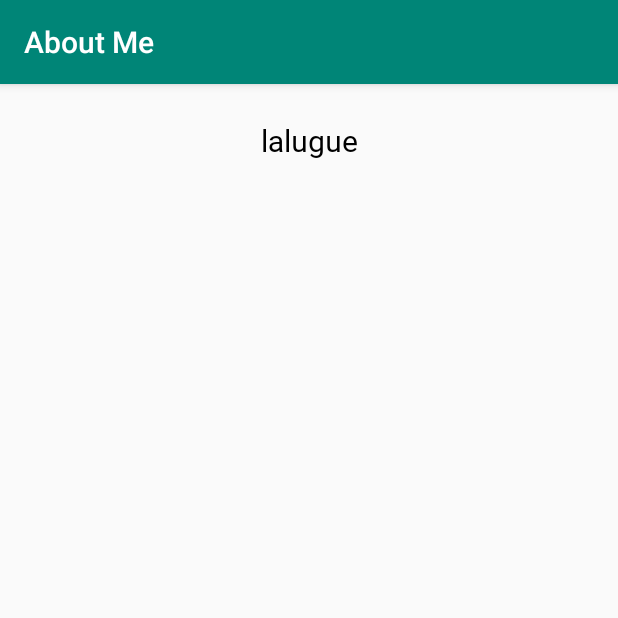
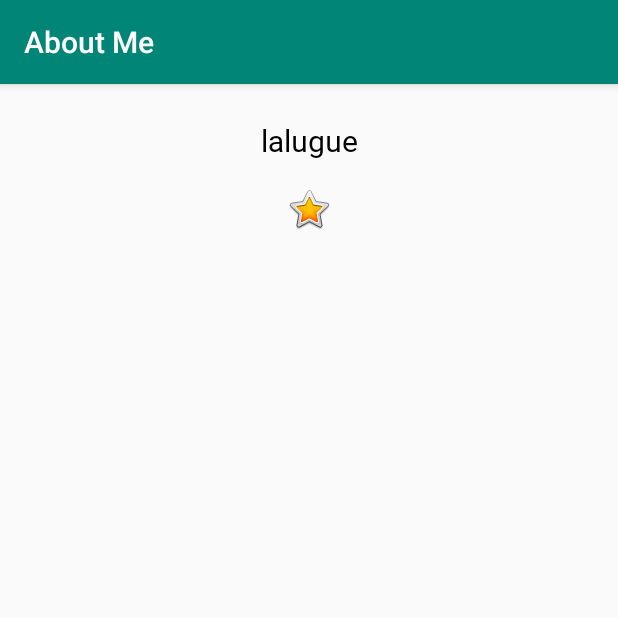
Before and after one commit to lalugue/AndroidAboutMe, an Android app: the screen it shows after launch (MainActivity), on a phone screen of 412 x 824 dp, the top half of it. Run offline under Robolectric (Android 15) with nearby library versions, the phone set to English and light mode, and no system bars.

Commit message:
add imageview

```diff
--- a/app/src/main/AndroidManifest.xml
+++ b/app/src/main/AndroidManifest.xml
@@ -16,9 +16,7 @@
                 <category android:name="android.intent.category.LAUNCHER" />
             </intent-filter>
         </activity>
-        <meta-data
-            android:name="preloaded_fonts"
-            android:resource="@array/preloaded_fonts" />
+
     </application>
 
 </manifest>
--- a/app/src/main/res/layout/activity_main.xml
+++ b/app/src/main/res/layout/activity_main.xml
@@ -1,13 +1,23 @@
 <?xml version="1.0" encoding="utf-8"?>
 <LinearLayout xmlns:android="http://schemas.android.com/apk/res/android"
+    xmlns:app="http://schemas.android.com/apk/res-auto"
     android:orientation="vertical" android:layout_width="match_parent"
     android:layout_height="match_parent">
 
     <TextView
+        android:id="@+id/name_text"
+        style="@style/NameStyle"
         android:layout_width="match_parent"
         android:layout_height="wrap_content"
         android:text="@string/name"
-        android:textAlignment="center"
-        style="@style/NameStyle" />
+        android:textAlignment="center" />
+
+    <ImageView
+        android:id="@+id/star_image"
+        android:layout_width="match_parent"
+        android:layout_height="wrap_content"
+        android:layout_marginTop="@dimen/layout_margin"
+        android:contentDescription="@string/yellow_star"
+        app:srcCompat="@android:drawable/btn_star_big_on" />
 
 </LinearLayout>
--- a/app/src/main/res/values/strings.xml
+++ b/app/src/main/res/values/strings.xml
@@ -1,4 +1,5 @@
 <resources>
     <string name="app_name">About Me</string>
     <string name="name">lalugue</string>
+    <string name="yellow_star">Yellow star</string>
 </resources>
```
